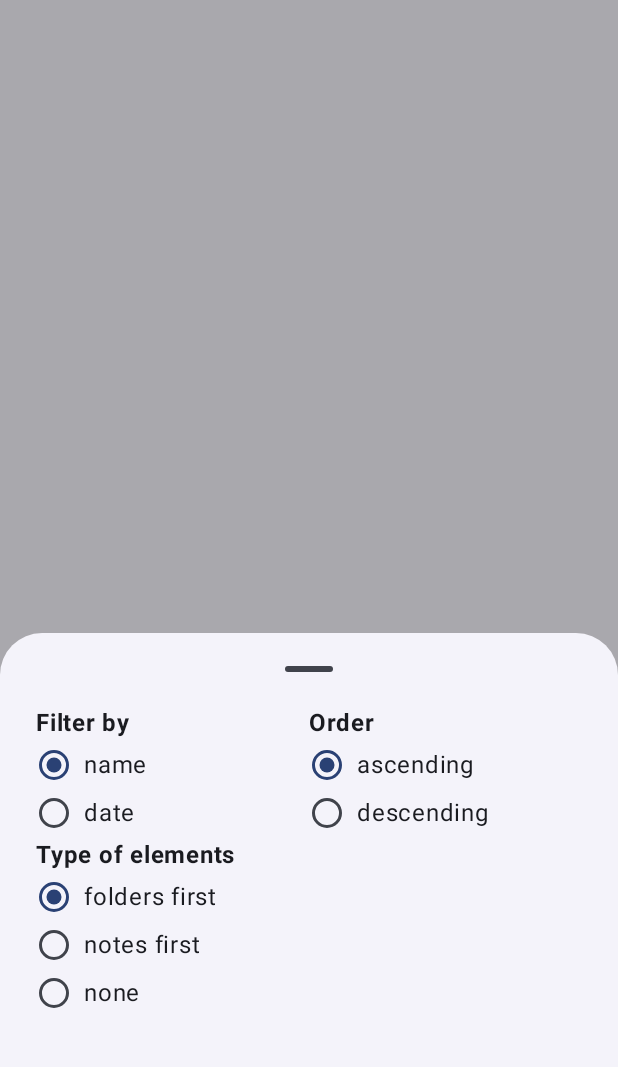
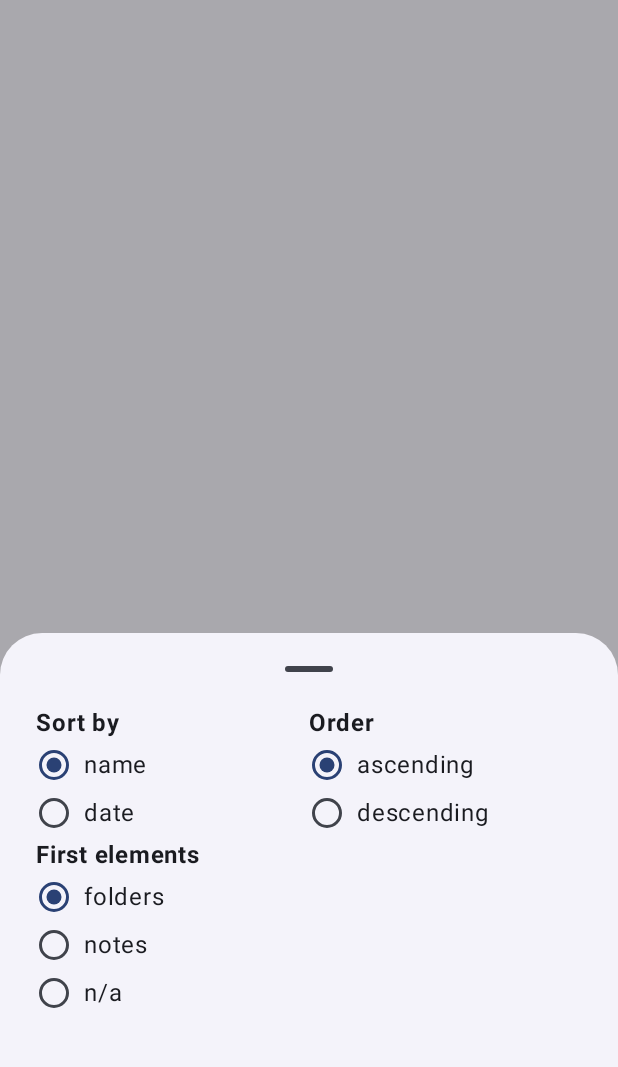
Before and after one commit to gzaber/KeepNote, an Android app built with Jetpack Compose: the screen it shows after launch (MainActivity), after a tap on "Filter", on a phone screen of 412 x 824 dp, the part 69-1136 px from its top. Run offline under Robolectric (Android 15) with nearby library versions, the light colour scheme and no system bars; our stand-ins replace Dagger/Hilt's generated code, Room's generated code.

Commit message:
refactor filter bottom sheet content

```diff
--- a/app/src/main/java/com/gzaber/keepnote/ui/elementsoverview/ElementsOverviewScreen.kt
+++ b/app/src/main/java/com/gzaber/keepnote/ui/elementsoverview/ElementsOverviewScreen.kt
@@ -147,7 +147,24 @@ fun ElementsOverviewScreen(
                 }
 
                 BottomSheetStatus.FilterElements -> {
-                    FilterBottomSheetContent()
+                    FilterBottomSheetContent(
+                        sortRadioOptions = listOf(R.string.radio_name, R.string.radio_date),
+                        sortSelectedOption = R.string.radio_name,
+                        onSortOptionSelected = {},
+                        orderRadioOptions = listOf(
+                            R.string.radio_ascending,
+                            R.string.radio_descending
+                        ),
+                        orderSelectedOption = R.string.radio_ascending,
+                        onOrderOptionSelected = {},
+                        firstElementsRadioOptions = listOf(
+                            R.string.radio_folders,
+                            R.string.radio_notes,
+                            R.string.radio_not_applicable
+                        ),
+                        firstElementsSelectedOption = R.string.radio_folders,
+                        onFirstElementsOptionSelected = {}
+                    )
                 }
 
                 BottomSheetStatus.Hidden -> {}
--- a/app/src/main/java/com/gzaber/keepnote/ui/utils/components/BottomSheetContents.kt
+++ b/app/src/main/java/com/gzaber/keepnote/ui/utils/components/BottomSheetContents.kt
@@ -1,5 +1,6 @@
 package com.gzaber.keepnote.ui.utils.components
 
+import android.widget.RadioGroup
 import androidx.annotation.DrawableRes
 import androidx.annotation.StringRes
 import androidx.compose.foundation.layout.Arrangement
@@ -10,11 +11,16 @@ import androidx.compose.foundation.layout.fillMaxWidth
 import androidx.compose.foundation.layout.padding
 import androidx.compose.foundation.layout.width
 import androidx.compose.foundation.selection.selectable
+import androidx.compose.foundation.selection.selectableGroup
 import androidx.compose.material3.Button
 import androidx.compose.material3.Icon
 import androidx.compose.material3.RadioButton
 import androidx.compose.material3.Text
 import androidx.compose.runtime.Composable
+import androidx.compose.runtime.getValue
+import androidx.compose.runtime.mutableStateOf
+import androidx.compose.runtime.remember
+import androidx.compose.runtime.setValue
 import androidx.compose.ui.Alignment
 import androidx.compose.ui.Modifier
 import androidx.compose.ui.res.painterResource
@@ -150,61 +156,70 @@ fun RadioRow(
 }
 
 @Composable
-fun FilterBottomSheetContent(
+fun BottomSheetRadioGroup(
+    @StringRes titleRes: Int,
+    radioOptions: List<Int>,
+    selectedOption: Int,
+    onOptionSelected: (Int) -> Unit,
     modifier: Modifier = Modifier
 ) {
     Column(
-        modifier
+        modifier = modifier.selectableGroup()
+    ) {
+        Text(
+            text = stringResource(titleRes),
+            fontWeight = FontWeight.Bold
+        )
+        radioOptions.forEach { textRes ->
+            RadioRow(
+                selected = (textRes == selectedOption),
+                onClick = { onOptionSelected(textRes) },
+                text = stringResource(id = textRes)
+            )
+        }
+    }
+}
+
+@Composable
+fun FilterBottomSheetContent(
+    modifier: Modifier = Modifier,
+    sortRadioOptions: List<Int>,
+    sortSelectedOption: Int,
+    onSortOptionSelected: (Int) -> Unit,
+    orderRadioOptions: List<Int>,
+    orderSelectedOption: Int,
+    onOrderOptionSelected: (Int) -> Unit,
+    firstElementsRadioOptions: List<Int>? = null,
+    firstElementsSelectedOption: Int? = null,
+    onFirstElementsOptionSelected: ((Int) -> Unit)? = null,
+) {
+    Column(
+        modifier = modifier
     ) {
         Row(modifier = Modifier.fillMaxWidth()) {
-            Column(modifier = Modifier.weight(1F)) {
-                Text(text = stringResource(id = R.string.filter_by), fontWeight = FontWeight.Bold)
-                RadioRow(
-                    selected = true,
-                    onClick = { /*TODO*/ },
-                    text = stringResource(id = R.string.radio_name)
-                )
-                RadioRow(
-                    selected = false,
-                    onClick = { /*TODO*/ },
-                    text = stringResource(id = R.string.radio_date)
-                )
-            }
-
-            Column(modifier = Modifier.weight(1F)) {
-                Text(text = stringResource(id = R.string.order), fontWeight = FontWeight.Bold)
-                RadioRow(
-                    selected = true,
-                    onClick = { /*TODO*/ },
-                    text = stringResource(id = R.string.radio_asc)
-                )
-                RadioRow(
-                    selected = false,
-                    onClick = { /*TODO*/ },
-                    text = stringResource(id = R.string.radio_desc)
-                )
-            }
+            BottomSheetRadioGroup(
+                modifier = Modifier.weight(1F),
+                titleRes = R.string.sort_by,
+                radioOptions = sortRadioOptions,
+                selectedOption = sortSelectedOption,
+                onOptionSelected = onSortOptionSelected
+            )
+            BottomSheetRadioGroup(
+                modifier = Modifier.weight(1F),
+                titleRes = R.string.order,
+                radioOptions = orderRadioOptions,
+                selectedOption = orderSelectedOption,
+                onOptionSelected = onOrderOptionSelected
+            )
         }
-
-        Column {
-            Text(
-                text = stringResource(id = R.string.type_of_elements),
-                fontWeight = FontWeight.Bold
-            )
-            RadioRow(
-                selected = true,
-                onClick = { /*TODO*/ },
-                text = stringResource(id = R.string.radio_folders_first)
-            )
-            RadioRow(
-                selected = false,
-                onClick = { /*TODO*/ },
-                text = stringResource(id = R.string.radio_notes_first)
-            )
-            RadioRow(
-                selected = false,
-                onClick = { /*TODO*/ },
-                text = stringResource(id = R.string.radio_none)
+        if (firstElementsRadioOptions != null && firstElementsSelectedOption != null &&
+            onFirstElementsOptionSelected != null
+        ) {
+            BottomSheetRadioGroup(
+                titleRes = R.string.first_elements,
+                radioOptions = firstElementsRadioOptions,
+                selectedOption = firstElementsSelectedOption,
+                onOptionSelected = onFirstElementsOptionSelected
             )
         }
     }
@@ -212,8 +227,60 @@ fun FilterBottomSheetContent(
 
 @Preview
 @Composable
-fun FilterBottomSheetContentPreview() {
+fun ThreeGroupsFilterBottomSheetContentPreview() {
     KeepNoteTheme {
-        FilterBottomSheetContent()
+        val sortRadioOptions =
+            listOf(R.string.radio_name, R.string.radio_date)
+        val (sortSelectedOption, onSortOptionSelected) = remember {
+            mutableStateOf(sortRadioOptions[0])
+        }
+        val orderRadioOptions =
+            listOf(R.string.radio_ascending, R.string.radio_descending)
+        val (orderSelectedOption, onOrderOptionSelected) = remember {
+            mutableStateOf(orderRadioOptions[0])
+        }
+        val firstElementsRadioOptions =
+            listOf(R.string.radio_folders, R.string.radio_notes, R.string.radio_not_applicable)
+        val (firstElementsSelectedOption, onFirstElementsOptionSelected) = remember {
+            mutableStateOf(firstElementsRadioOptions[0])
+        }
+
+        FilterBottomSheetContent(
+            sortRadioOptions = sortRadioOptions,
+            sortSelectedOption = sortSelectedOption,
+            onSortOptionSelected = onSortOptionSelected,
+            orderRadioOptions = orderRadioOptions,
+            orderSelectedOption = orderSelectedOption,
+            onOrderOptionSelected = onOrderOptionSelected,
+            firstElementsRadioOptions = firstElementsRadioOptions,
+            firstElementsSelectedOption = firstElementsSelectedOption,
+            onFirstElementsOptionSelected = onFirstElementsOptionSelected
+        )
     }
 }
+
+@Preview
+@Composable
+fun TwoGroupsFilterBottomSheetContentPreview() {
+    KeepNoteTheme {
+        val sortRadioOptions =
+            listOf(R.string.radio_name, R.string.radio_date)
+        val (sortSelectedOption, onSortOptionSelected) = remember {
+            mutableStateOf(sortRadioOptions[0])
+        }
+        val orderRadioOptions =
+            listOf(R.string.radio_ascending, R.string.radio_descending)
+        val (orderSelectedOption, onOrderOptionSelected) = remember {
+            mutableStateOf(orderRadioOptions[0])
+        }
+
+        FilterBottomSheetContent(
+            sortRadioOptions = sortRadioOptions,
+            sortSelectedOption = sortSelectedOption,
+            onSortOptionSelected = onSortOptionSelected,
+            orderRadioOptions = orderRadioOptions,
+            orderSelectedOption = orderSelectedOption,
+            onOrderOptionSelected = onOrderOptionSelected
+        )
+    }
+}
--- a/app/src/main/res/values/strings.xml
+++ b/app/src/main/res/values/strings.xml
@@ -26,14 +26,14 @@
     <string name="folder_details">Folder details</string>
     <string name="share_note">Share note</string>
 
-    <string name="filter_by">Filter by</string>
+    <string name="sort_by">Sort by</string>
     <string name="radio_name">name</string>
     <string name="radio_date">date</string>
     <string name="order">Order</string>
-    <string name="radio_asc">ascending</string>
-    <string name="radio_desc">descending</string>
-    <string name="type_of_elements">Type of elements</string>
-    <string name="radio_folders_first">folders first</string>
-    <string name="radio_notes_first">notes first</string>
-    <string name="radio_none">none</string>
+    <string name="radio_ascending">ascending</string>
+    <string name="radio_descending">descending</string>
+    <string name="first_elements">First elements</string>
+    <string name="radio_folders">folders</string>
+    <string name="radio_notes">notes</string>
+    <string name="radio_not_applicable">n/a</string>
 </resources>
```
Also changed, not shown: app/src/main/java/com/gzaber/keepnote/ui/folderdetails/FolderDetailsScreen.kt (+11 -1 lines).
